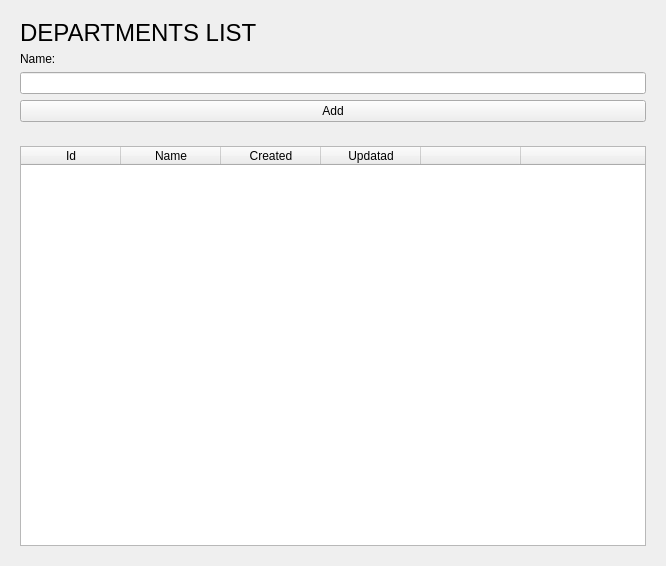
Before: the Qt Designer form views/department.ui in Nodees/sale, drawn with Qt 5.
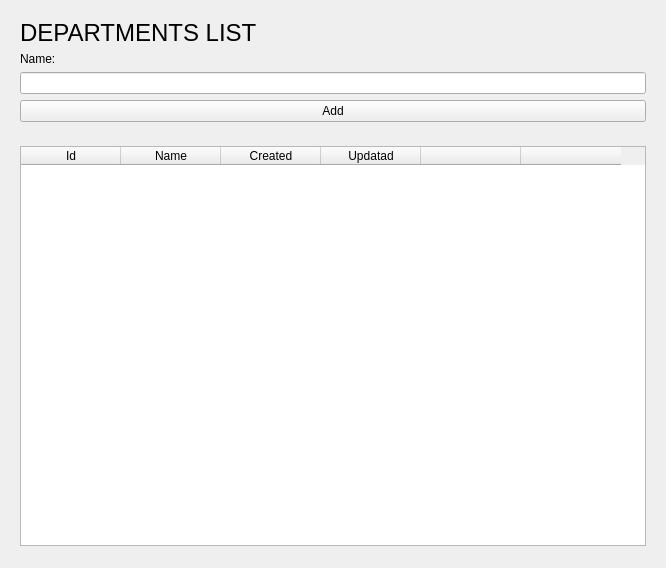
After: the same form once the commit is applied.

```diff
--- a/views/department.ui
+++ b/views/department.ui
@@ -7,7 +7,7 @@
     <x>0</x>
     <y>0</y>
     <width>666</width>
-    <height>368</height>
+    <height>568</height>
    </rect>
   </property>
   <property name="windowTitle">
@@ -66,17 +66,20 @@
      <layout class="QVBoxLayout" name="verticalLayout_3">
       <item>
        <widget class="QTableWidget" name="list_departments">
+        <property name="sizePolicy">
+         <sizepolicy hsizetype="Ignored" vsizetype="Ignored">
+          <horstretch>0</horstretch>
+          <verstretch>0</verstretch>
+         </sizepolicy>
+        </property>
         <property name="minimumSize">
          <size>
           <width>0</width>
           <height>400</height>
          </size>
         </property>
-        <attribute name="horizontalHeaderDefaultSectionSize">
-         <number>100</number>
-        </attribute>
         <attribute name="horizontalHeaderStretchLastSection">
-         <bool>true</bool>
+         <bool>false</bool>
         </attribute>
         <column>
          <property name="text">
@@ -112,12 +115,12 @@
         </column>
         <column>
          <property name="text">
-          <string>  </string>
+          <string/>
          </property>
         </column>
         <column>
          <property name="text">
-          <string> </string>
+          <string/>
          </property>
         </column>
        </widget>
```
